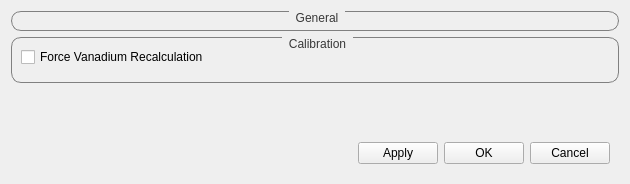
mantidproject/mantid, file scripts/Engineering/gui/engineering_diffraction/settings/settings_widget.ui: the form before one commit.
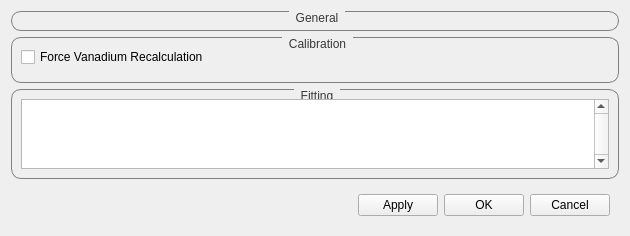
The form after the commit. Custom widgets are drawn as their Qt base class.

Commit message:
Add a list of logs for users to select the ones to be imported
There are some default logs and the selected logs are saved to the mantid settings
and remembered for the next time

What changed in the file:
```diff
--- a/scripts/Engineering/gui/engineering_diffraction/settings/settings_widget.ui
+++ b/scripts/Engineering/gui/engineering_diffraction/settings/settings_widget.ui
@@ -59,6 +59,22 @@
      </layout>
     </widget>
    </item>
+   <item>
+    <widget class="QGroupBox" name="fitting">
+     <property name="title">
+      <string>Fitting</string>
+     </property>
+     <layout class="QGridLayout" name="gridLayout_3">
+      <item row="0" column="0">
+       <widget class="QListWidget" name="log_list">
+		<property name="verticalScrollBarPolicy">
+		  <enum>Qt::ScrollBarAlwaysOn</enum>
+        </property>
+       </widget>
+      </item>
+     </layout>
+    </widget>
+   </item>
    <item>
     <spacer name="verticalSpacer">
      <property name="orientation">
```
The commit also changes 2 other files.
